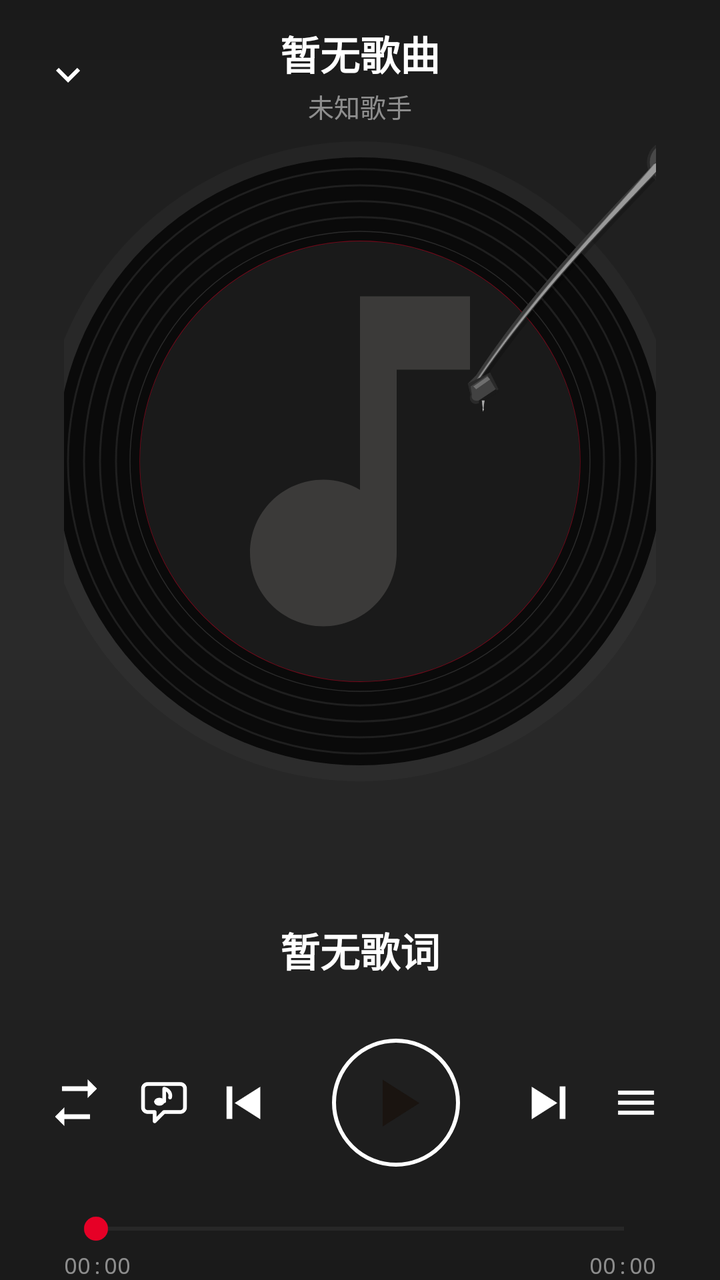
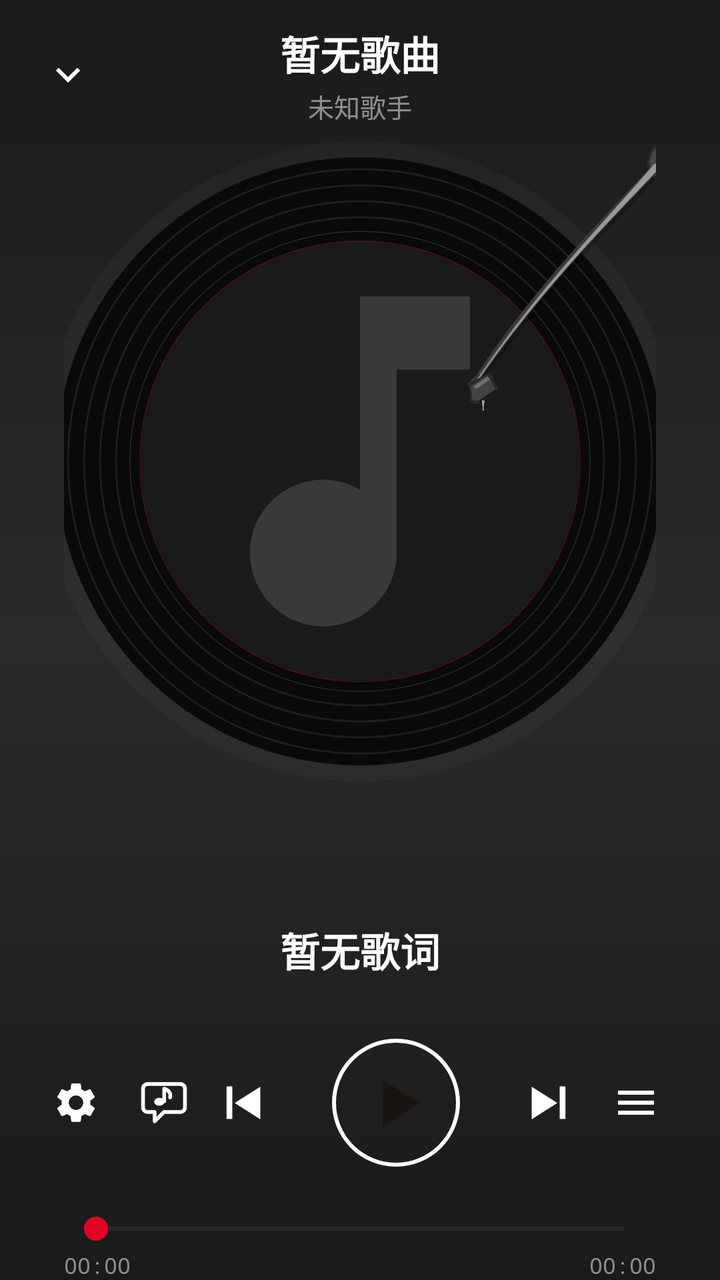

The first picture is an Android layout as it rendered before a commit; the second is the same layout after the commit. The layout source and the unified diff follow.
<!-- AndroidManifest.xml: application theme Theme.CarAssistant -->
<!-- res/layout/activity_music.xml -->
<?xml version="1.0" encoding="utf-8"?>
<LinearLayout xmlns:android="http://schemas.android.com/apk/res/android"
    xmlns:tools="http://schemas.android.com/tools"
    xmlns:app="http://schemas.android.com/apk/res-auto"
    android:id="@+id/music_root"
    android:layout_width="match_parent"
    android:layout_height="match_parent"
    android:background="@drawable/bg_music_page"
    android:orientation="vertical">

    
    <FrameLayout
        android:layout_width="match_parent"
        android:layout_height="wrap_content"
        android:paddingStart="16dp"
        android:paddingEnd="16dp"
        android:paddingTop="12dp"
        android:paddingBottom="8dp">

        <ImageView
            android:id="@+id/btn_back"
            android:layout_width="36dp"
            android:layout_height="36dp"
            android:layout_gravity="start|center_vertical"
            android:src="@drawable/ic_music_arrow_down"
            android:background="?attr/selectableItemBackgroundBorderless"
            android:scaleType="centerInside"
            android:contentDescription="@string/back"
            tools:ignore="ContentDescription"/>

        <LinearLayout
            android:layout_width="wrap_content"
            android:layout_height="wrap_content"
            android:layout_gravity="center"
            android:orientation="vertical"
            android:gravity="center">

            <TextView
                android:id="@+id/tv_title"
                android:layout_width="wrap_content"
                android:layout_height="wrap_content"
                android:maxLines="1"
                android:ellipsize="end"
                android:text="@string/music_no_song"
                android:textColor="@color/music_text_primary"
                android:textSize="@dimen/music_title_size"
                android:textStyle="bold"/>

            <TextView
                android:id="@+id/tv_artist"
                android:layout_width="wrap_content"
                android:layout_height="wrap_content"
                android:layout_marginTop="2dp"
                android:maxLines="1"
                android:ellipsize="end"
                android:text="@string/music_unknown_artist"
                android:textColor="@color/music_text_hint"
                android:textSize="@dimen/music_artist_size"/>
        </LinearLayout>
    </FrameLayout>

    
    <LinearLayout
        android:id="@+id/card_permission"
        android:layout_width="match_parent"
        android:layout_height="0dp"
        android:layout_weight="1"
        android:orientation="vertical"
        android:background="@drawable/bg_music_permission_card"
        android:layout_marginStart="@dimen/music_content_padding"
        android:layout_marginEnd="@dimen/music_content_padding"
        android:layout_marginTop="8dp"
        android:layout_marginBottom="20dp"
        android:padding="28dp"
        android:visibility="gone"
        android:gravity="center">

        <FrameLayout
            android:layout_width="72dp"
            android:layout_height="72dp"
            android:layout_marginBottom="20dp">
            <View
                android:layout_width="match_parent"
                android:layout_height="match_parent"
                android:background="@drawable/bg_permission_icon_circle"/>
            <ImageView
                android:layout_width="36dp"
                android:layout_height="36dp"
                android:layout_gravity="center"
                android:src="@drawable/ic_music_note"
                app:tint="#FFFFFFFF"
                android:scaleType="centerInside"
                tools:ignore="ContentDescription"/>
        </FrameLayout>

        <TextView
            android:layout_width="wrap_content"
            android:layout_height="wrap_content"
            android:text="@string/music_permission_required"
            android:textColor="@color/music_text_primary"
            android:textSize="20sp"
            android:textStyle="bold"
            android:gravity="center"/>

        <TextView
            android:layout_width="wrap_content"
            android:layout_height="wrap_content"
            android:layout_marginTop="6dp"
            android:text="@string/music_permission_subtitle"
            android:textColor="@color/music_text_hint"
            android:textSize="13sp"
            android:gravity="center"/>

        <View
            android:layout_width="match_parent"
            android:layout_height="1dp"
            android:layout_marginTop="20dp"
            android:layout_marginBottom="20dp"
            android:background="#22FFFFFF"/>

        <LinearLayout
            android:layout_width="match_parent"
            android:layout_height="wrap_content"
            android:orientation="horizontal"
            android:gravity="center_vertical"
            android:layout_marginBottom="12dp">
            <TextView
                android:layout_width="22dp"
                android:layout_height="22dp"
                android:background="@drawable/bg_permission_step_circle"
                android:text="1"
                android:textColor="#FFFFFFFF"
                android:textSize="12sp"
                android:textStyle="bold"
                android:gravity="center"/>
            <TextView
                android:layout_width="match_parent"
                android:layout_height="wrap_content"
                android:layout_marginStart="12dp"
                android:text="@string/music_permission_step1"
                android:textColor="@color/music_text_secondary"
                android:textSize="14sp"
                android:lineSpacingExtra="3dp"/>
        </LinearLayout>

        <LinearLayout
            android:layout_width="match_parent"
            android:layout_height="wrap_content"
            android:orientation="horizontal"
            android:gravity="center_vertical">
            <TextView
                android:layout_width="22dp"
                android:layout_height="22dp"
                android:background="@drawable/bg_permission_step_circle"
                android:text="2"
                android:textColor="#FFFFFFFF"
                android:textSize="12sp"
                android:textStyle="bold"
                android:gravity="center"/>
            <TextView
                android:layout_width="match_parent"
                android:layout_height="wrap_content"
                android:layout_marginStart="12dp"
                android:text="@string/music_permission_step2"
                android:textColor="@color/music_text_secondary"
                android:textSize="14sp"
                android:lineSpacingExtra="3dp"/>
        </LinearLayout>

        <TextView
            android:id="@+id/btn_grant"
            android:layout_width="match_parent"
            android:layout_height="wrap_content"
            android:layout_marginTop="28dp"
            android:paddingStart="48dp"
            android:paddingEnd="48dp"
            android:paddingTop="14dp"
            android:paddingBottom="14dp"
            android:background="@drawable/bg_permission_grant_btn"
            android:text="@string/keymap_perm_go_grant"
            android:textColor="#FFFFFFFF"
            android:textSize="16sp"
            android:textStyle="bold"
            android:gravity="center"
            android:focusable="true"
            android:clickable="true"/>
    </LinearLayout>

    
    <LinearLayout
        android:layout_width="match_parent"
        android:layout_height="0dp"
        android:layout_weight="1"
        android:orientation="vertical"
        android:gravity="center"
        android:paddingStart="@dimen/music_content_padding"
        android:paddingEnd="@dimen/music_content_padding">

        
        <FrameLayout
            android:id="@+id/card_album"
            android:layout_width="wrap_content"
            android:layout_height="wrap_content"
            android:foreground="?attr/selectableItemBackground">

            <View
                android:id="@+id/vinyl_glow"
                android:layout_width="1dp"
                android:layout_height="1dp"
                android:visibility="gone"/>

            <ImageView
                android:id="@+id/iv_vinyl"
                android:layout_width="@dimen/music_vinyl_size"
                android:layout_height="@dimen/music_vinyl_size"
                android:layout_gravity="center"
                android:src="@drawable/bg_vinyl_disc"
                tools:ignore="ContentDescription"/>

            <ImageView
                android:id="@+id/iv_album"
                android:layout_width="@dimen/music_album_size"
                android:layout_height="@dimen/music_album_size"
                android:layout_gravity="center"
                android:src="@drawable/ic_music_cover_placeholder"
                android:scaleType="centerCrop"
                android:background="@drawable/bg_album_circle"
                tools:ignore="ContentDescription"/>

            <ImageView
                android:id="@+id/iv_tonearm"
                android:layout_width="@dimen/music_tonearm_size"
                android:layout_height="@dimen/music_tonearm_height"
                android:layout_gravity="top|end"
                android:layout_marginTop="@dimen/music_tonearm_margin_top"
                android:layout_marginEnd="@dimen/music_tonearm_margin_end"
                android:src="@drawable/bg_tonearm"
                android:scaleType="fitXY"
                tools:ignore="ContentDescription"/>
        </FrameLayout>

        
        <LinearLayout
            android:id="@+id/lyrics_container"
            android:layout_width="match_parent"
            android:layout_height="0dp"
            android:layout_weight="1"
            android:orientation="vertical"
            android:gravity="center"
            android:layout_marginTop="16dp"
            android:visibility="visible">

            <TextView
                android:id="@+id/tv_lyric_prev2"
                android:layout_width="match_parent"
                android:layout_height="wrap_content"
                android:gravity="center"
                android:maxLines="1"
                android:ellipsize="end"
                android:alpha="0.35"
                android:textColor="@color/music_lyric_other"
                android:textSize="@dimen/music_lyric_far_size"/>

            <TextView
                android:id="@+id/tv_lyric_prev"
                android:layout_width="match_parent"
                android:layout_height="wrap_content"
                android:gravity="center"
                android:maxLines="1"
                android:ellipsize="end"
                android:layout_marginTop="6dp"
                android:alpha="0.6"
                android:textColor="@color/music_lyric_other"
                android:textSize="@dimen/music_lyric_near_size"/>

            <TextView
                android:id="@+id/tv_lyric_current"
                android:layout_width="match_parent"
                android:layout_height="wrap_content"
                android:gravity="center"
                android:maxLines="2"
                android:ellipsize="end"
                android:layout_marginTop="10dp"
                android:layout_marginBottom="2dp"
                android:lineSpacingExtra="6dp"
                android:text="@string/music_no_lyrics"
                android:textColor="@color/music_lyric_current"
                android:textSize="@dimen/music_lyric_current_size"
                android:textStyle="bold"/>

            <TextView
                android:id="@+id/tv_lyric_translation"
                android:layout_width="match_parent"
                android:layout_height="wrap_content"
                android:gravity="center"
                android:maxLines="2"
                android:ellipsize="end"
                android:layout_marginBottom="6dp"
                android:alpha="0.8"
                android:textColor="@color/music_text_hint"
                android:textSize="@dimen/music_lyric_translation_size"
                android:visibility="gone"/>

            <TextView
                android:id="@+id/tv_lyric_next"
                android:layout_width="match_parent"
                android:layout_height="wrap_content"
                android:gravity="center"
                android:maxLines="1"
                android:ellipsize="end"
                android:alpha="0.6"
                android:textColor="@color/music_lyric_other"
                android:textSize="@dimen/music_lyric_near_size"/>

            <TextView
                android:id="@+id/tv_lyric_next2"
                android:layout_width="match_parent"
                android:layout_height="wrap_content"
                android:gravity="center"
                android:maxLines="1"
                android:ellipsize="end"
                android:layout_marginTop="6dp"
                android:alpha="0.35"
                android:textColor="@color/music_lyric_other"
                android:textSize="@dimen/music_lyric_far_size"/>
        </LinearLayout>
    </LinearLayout>

    
    <ImageView
        android:id="@+id/btn_floating_lyrics"
        android:layout_width="1dp"
        android:layout_height="1dp"
        android:visibility="gone"/>
    <ImageView
        android:id="@+id/btn_lyrics_settings"
        android:layout_width="1dp"
        android:layout_height="1dp"
        android:visibility="gone"/>

    
    <LinearLayout
        android:layout_width="match_parent"
        android:layout_height="wrap_content"
        android:orientation="horizontal"
        android:gravity="center_vertical"
        android:paddingStart="24dp"
        android:paddingEnd="24dp"
        android:paddingTop="10dp"
        android:paddingBottom="14dp">

        <ImageView
            android:id="@+id/btn_repeat"
            android:layout_width="28dp"
            android:layout_height="28dp"
            android:src="@drawable/ic_music_repeat_hongqi"
            android:background="?attr/selectableItemBackgroundBorderless"
            android:scaleType="centerInside"
            android:contentDescription="@string/music_repeat_all"
            android:tint="@color/music_text_primary"
            tools:ignore="UseAppTint"/>

        <ImageView
            android:id="@+id/btn_lyrics_toggle"
            android:layout_width="28dp"
            android:layout_height="28dp"
            android:layout_marginStart="16dp"
            android:src="@drawable/ic_music_lyrics_hongqi"
            android:background="?attr/selectableItemBackgroundBorderless"
            android:scaleType="centerInside"
            android:contentDescription="@string/floating_lyrics_toggle"
            android:tint="@color/music_text_primary"
            tools:ignore="UseAppTint"/>

        <Space
            android:layout_width="0dp"
            android:layout_height="1dp"
            android:layout_weight="1"/>

        <ImageView
            android:id="@+id/btn_prev"
            android:layout_width="@dimen/music_prev_next_btn_size"
            android:layout_height="@dimen/music_prev_next_btn_size"
            android:src="@drawable/ic_music_prev_hongqi"
            android:background="?attr/selectableItemBackgroundBorderless"
            android:scaleType="center"
            android:contentDescription="@string/music_prev"
            android:tint="@color/music_text_primary"
            tools:ignore="UseAppTint"/>

        <FrameLayout
            android:layout_width="64dp"
            android:layout_height="64dp"
            android:layout_marginStart="20dp"
            android:layout_marginEnd="20dp">
            <View
                android:layout_width="match_parent"
                android:layout_height="match_parent"
                android:background="@drawable/bg_music_play_ring"/>
            <ImageView
                android:id="@+id/btn_play"
                android:layout_width="match_parent"
                android:layout_height="match_parent"
                android:src="@drawable/ic_music_play_hongqi"
                android:scaleType="center"
                android:padding="18dp"
                android:contentDescription="@string/music_play"
                tools:ignore="UseAppTint"/>
        </FrameLayout>

        <ImageView
            android:id="@+id/btn_next"
            android:layout_width="@dimen/music_prev_next_btn_size"
            android:layout_height="@dimen/music_prev_next_btn_size"
            android:src="@drawable/ic_music_next_hongqi"
            android:background="?attr/selectableItemBackgroundBorderless"
            android:scaleType="center"
            android:contentDescription="@string/music_next"
            android:tint="@color/music_text_primary"
            tools:ignore="UseAppTint"/>

        <Space
            android:layout_width="0dp"
            android:layout_height="1dp"
            android:layout_weight="1"/>

        <ImageView
            android:id="@+id/btn_playlist"
            android:layout_width="36dp"
            android:layout_height="36dp"
            android:src="@drawable/ic_music_list"
            android:background="?attr/selectableItemBackgroundBorderless"
            android:scaleType="centerInside"
            tools:ignore="ContentDescription"/>
    </LinearLayout>

    <View
        android:id="@+id/play_btn_glow"
        android:layout_width="1dp"
        android:layout_height="1dp"
        android:visibility="gone"/>
    <View
        android:id="@+id/ambient_glow_1"
        android:layout_width="1dp"
        android:layout_height="1dp"
        android:visibility="gone"/>
    <View
        android:id="@+id/ambient_glow_2"
        android:layout_width="1dp"
        android:layout_height="1dp"
        android:visibility="gone"/>

    
    <LinearLayout
        android:layout_width="match_parent"
        android:layout_height="wrap_content"
        android:orientation="vertical"
        android:paddingStart="32dp"
        android:paddingEnd="32dp"
        android:paddingTop="8dp">

        <SeekBar
            android:id="@+id/sb_progress"
            android:layout_width="match_parent"
            android:layout_height="wrap_content"
            android:max="100"
            android:progress="0"
            android:progressTint="@color/music_seekbar_progress"
            android:progressBackgroundTint="@color/music_seekbar_track"
            android:thumbTint="@color/music_seekbar_thumb"
            android:splitTrack="false"/>

        <LinearLayout
            android:layout_width="match_parent"
            android:layout_height="wrap_content"
            android:orientation="horizontal"
            android:layout_marginTop="2dp">

            <TextView
                android:id="@+id/tv_current"
                android:layout_width="wrap_content"
                android:layout_height="wrap_content"
                android:text="00:00"
                android:textColor="@color/music_text_hint"
                android:textSize="@dimen/music_time_text_size"
                android:fontFamily="monospace"/>

            <View
                android:layout_width="0dp"
                android:layout_height="1dp"
                android:layout_weight="1"/>

            <TextView
                android:id="@+id/tv_duration"
                android:layout_width="wrap_content"
                android:layout_height="wrap_content"
                android:text="00:00"
                android:textColor="@color/music_text_hint"
                android:textSize="@dimen/music_time_text_size"
                android:fontFamily="monospace"/>
        </LinearLayout>
    </LinearLayout>



    
    <ImageView
        android:id="@+id/btn_music_source"
        android:layout_width="1dp"
        android:layout_height="1dp"
        android:visibility="gone"/>

</LinearLayout>
<!-- resources referenced by this layout -->
<resources>
  <color name="music_lyric_current">#FFFFFFFF</color>
  <color name="music_lyric_other">#80FFFFFF</color>
  <color name="music_seekbar_progress">#FFE60026</color>
  <color name="music_seekbar_thumb">#FFE60026</color>
  <color name="music_seekbar_track">#33FFFFFF</color>
  <color name="music_text_hint">#80FFFFFF</color>
  <color name="music_text_primary">#FFFFFFFF</color>
  <color name="music_text_secondary">#B3FFFFFF</color>
  <dimen name="music_album_size">220dp</dimen>
  <dimen name="music_artist_size">13sp</dimen>
  <dimen name="music_content_padding">32dp</dimen>
  <dimen name="music_lyric_current_size">20sp</dimen>
  <dimen name="music_lyric_far_size">14sp</dimen>
  <dimen name="music_lyric_near_size">16sp</dimen>
  <dimen name="music_lyric_translation_size">15sp</dimen>
  <dimen name="music_prev_next_btn_size">48dp</dimen>
  <dimen name="music_time_text_size">11sp</dimen>
  <dimen name="music_title_size">20sp</dimen>
  <dimen name="music_tonearm_height">175dp</dimen>
  <dimen name="music_tonearm_margin_end">-28dp</dimen>
  <dimen name="music_tonearm_margin_top">-22dp</dimen>
  <dimen name="music_tonearm_size">140dp</dimen>
  <dimen name="music_vinyl_size">320dp</dimen>
  <!-- drawable bg_album_circle (drawable) -->
  <?xml version="1.0" encoding="utf-8"?>
  <shape xmlns:android="http://schemas.android.com/apk/res/android"
      android:shape="oval">
      <solid android:color="#FF1A1A1A"/>
  </shape>
  <!-- drawable ic_music_repeat_hongqi (drawable) -->
  <?xml version="1.0" encoding="utf-8"?>
  <vector xmlns:android="http://schemas.android.com/apk/res/android"
      android:height="28dp"
      android:width="28dp"
      android:viewportWidth="24"
      android:viewportHeight="24">
      <path
          android:fillColor="#FFF5F0E8"
          android:pathData="M17,2l4,4 -4,4V7H6V5h11V2z"/>
      <path
          android:fillColor="#FFF5F0E8"
          android:pathData="M7,22l-4,-4 4,-4v3h11v2H7v3z"/>
  </vector>
  <string name="back">返回</string>
  <string name="floating_lyrics_toggle">桌面歌词开关</string>
  <string name="keymap_perm_go_grant">去开启</string>
  <string name="music_next">下一首</string>
  <string name="music_no_lyrics">暂无歌词</string>
  <string name="music_no_song">暂无歌曲</string>
  <string name="music_permission_required">请先授予通知访问权限</string>
  <string name="music_permission_step1">在系统「通知访问设置」中找到「车机助手媒体会话」</string>
  <string name="music_permission_step2">开启开关，允许车机助手读取媒体信息</string>
  <string name="music_permission_subtitle">用于读取当前播放状态并显示歌词</string>
  <string name="music_play">播放/暂停</string>
  <string name="music_prev">上一首</string>
  <string name="music_repeat_all">列表循环</string>
  <string name="music_unknown_artist">未知歌手</string>
  <color name="brand_primary">#2E6BFF</color>
  <color name="brand_primary_dark">#1E54E5</color>
  <color name="brand_accent">#00C2A8</color>
  <color name="bg_page">#F5F7FB</color>
  <color name="bg_card">#FFFFFF</color>
  <color name="text_primary">#1A1F36</color>
  <color name="danger">#FF4D4F</color>
  <color name="text_secondary">#5A6273</color>
  <!-- drawable bg_dialog (drawable) -->
  <?xml version="1.0" encoding="utf-8"?>
  <shape xmlns:android="http://schemas.android.com/apk/res/android"
      android:shape="rectangle">
      <solid android:color="@color/dialog_bg"/>
      <corners android:radius="@dimen/dialog_corner"/>
  </shape>
  <color name="dialog_bg">#FFFFFF</color>
  <dimen name="dialog_corner">24dp</dimen>
  <color name="stroke_card">#F0F2F7</color>
  <!-- unchanged entries left out for length: 21 -->
</resources>

<!-- the commit's change to res/layout/activity_music.xml (unified diff, before → after) -->
@@ -350,14 +350,14 @@
         android:paddingBottom="14dp">
 
         <ImageView
-            android:id="@+id/btn_repeat"
+            android:id="@+id/btn_settings"
             android:layout_width="28dp"
             android:layout_height="28dp"
-            android:src="@drawable/ic_music_repeat_hongqi"
+            android:src="@drawable/ic_music_settings"
             android:background="?attr/selectableItemBackgroundBorderless"
             android:scaleType="centerInside"
-            android:contentDescription="@string/music_repeat_all"
-            android:tint="@color/music_text_primary"
+            android:contentDescription="@string/music_settings"
+            android:tint="@color/music_text_secondary"
             tools:ignore="UseAppTint"/>
 
         <ImageView
<!-- resource entries referenced after the edit -->
@@ -29,19 +29,16 @@
       android:shape="oval">
       <solid android:color="#FF1A1A1A"/>
   </shape>
-  <!-- drawable ic_music_repeat_hongqi (drawable) -->
+  <!-- drawable ic_music_settings (drawable) -->
   <?xml version="1.0" encoding="utf-8"?>
   <vector xmlns:android="http://schemas.android.com/apk/res/android"
-      android:height="28dp"
-      android:width="28dp"
+      android:height="24dp"
+      android:width="24dp"
       android:viewportWidth="24"
       android:viewportHeight="24">
       <path
-          android:fillColor="#FFF5F0E8"
-          android:pathData="M17,2l4,4 -4,4V7H6V5h11V2z"/>
-      <path
-          android:fillColor="#FFF5F0E8"
-          android:pathData="M7,22l-4,-4 4,-4v3h11v2H7v3z"/>
+          android:fillColor="#FFFFFF"
+          android:pathData="M19.14 12.94c.04-.3.06-.61.06-.94 0-.32-.02-.64-.07-.94l2.03-1.58a.49.49 0 0 0 .12-.61l-1.92-3.32a.488.488 0 0 0-.59-.22l-2.39.96c-.5-.38-1.03-.7-1.62-.94l-.36-2.54a.484.484 0 0 0-.48-.41h-3.84c-.24 0-.43.17-.47.41l-.36 2.54c-.59.24-1.13.57-1.62.94l-2.39-.96c-.22-.08-.47 0-.59.22L2.74 8.87c-.12.21-.08.47.12.61l2.03 1.58c-.05.3-.09.63-.09.94s.02.64.07.94l-2.03 1.58a.49.49 0 0 0-.12.61l1.92 3.32c.12.22.37.29.59.22l2.39-.96c.5.38 1.03.7 1.62.94l.36 2.54c.05.24.24.41.48.41h3.84c.24 0 .44-.17.47-.41l.36-2.54c.59-.24 1.13-.56 1.62-.94l2.39.96c.22.08.47 0 .59-.22l1.92-3.32c.12-.22.07-.47-.12-.61l-2.01-1.58zM12 15.6c-1.98 0-3.6-1.62-3.6-3.6s1.62-3.6 3.6-3.6 3.6 1.62 3.6 3.6-1.62 3.6-3.6 3.6z" />
   </vector>
   <string name="back">返回</string>
   <string name="floating_lyrics_toggle">桌面歌词开关</string>
@@ -55,7 +52,7 @@
   <string name="music_permission_subtitle">用于读取当前播放状态并显示歌词</string>
   <string name="music_play">播放/暂停</string>
   <string name="music_prev">上一首</string>
-  <string name="music_repeat_all">列表循环</string>
+  <string name="music_settings">音乐伴侣设置</string>
   <string name="music_unknown_artist">未知歌手</string>
   <color name="brand_primary">#2E6BFF</color>
   <color name="brand_primary_dark">#1E54E5</color>
